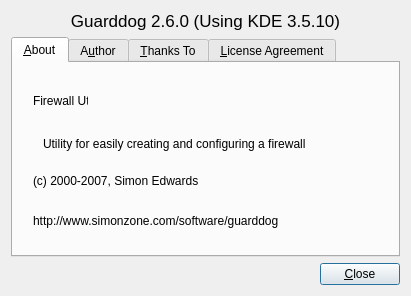
This is src/aboutDialog.ui in tsuckow/guard-puppy as Qt 5 draws it before an edit. The edited form follows.
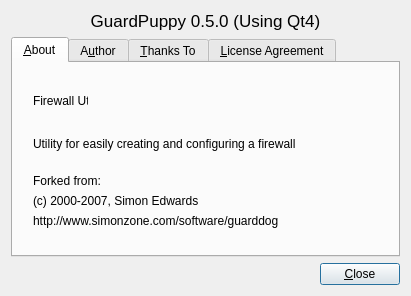
This is the edited form.

Commit message: changed about dialog to be more correct~ish

```diff
--- a/src/aboutDialog.ui
+++ b/src/aboutDialog.ui
@@ -22,7 +22,7 @@
       </font>
      </property>
      <property name="text">
-      <string>Guarddog 2.6.0 (Using KDE 3.5.10)</string>
+      <string>GuardPuppy 0.5.0 (Using Qt4)</string>
      </property>
      <property name="textFormat">
       <enum>Qt::RichText</enum>
@@ -57,7 +57,7 @@
       <widget class="QLabel" name="label_3">
        <property name="geometry">
         <rect>
-         <x>30</x>
+         <x>20</x>
          <y>70</y>
          <width>351</width>
          <height>21</height>
@@ -71,7 +71,7 @@
        <property name="geometry">
         <rect>
          <x>20</x>
-         <y>110</y>
+         <y>130</y>
          <width>201</width>
          <height>16</height>
         </rect>
@@ -85,7 +85,7 @@
         <rect>
          <x>20</x>
          <y>150</y>
-         <width>291</width>
+         <width>331</width>
          <height>16</height>
         </rect>
        </property>
@@ -93,6 +93,19 @@
         <string>http://www.simonzone.com/software/guarddog</string>
        </property>
       </widget>
+      <widget class="QLabel" name="label_6">
+       <property name="geometry">
+        <rect>
+         <x>20</x>
+         <y>110</y>
+         <width>201</width>
+         <height>16</height>
+        </rect>
+       </property>
+       <property name="text">
+        <string>Forked from:</string>
+       </property>
+      </widget>
      </widget>
      <widget class="QWidget" name="tab_2">
       <attribute name="title">
```
